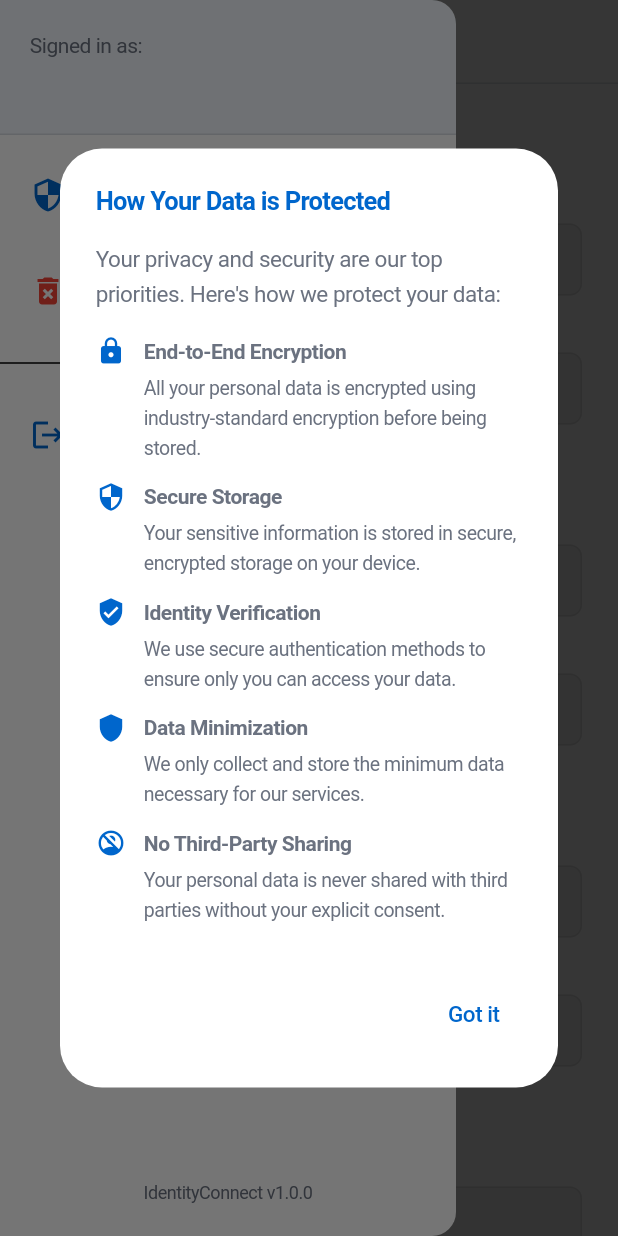
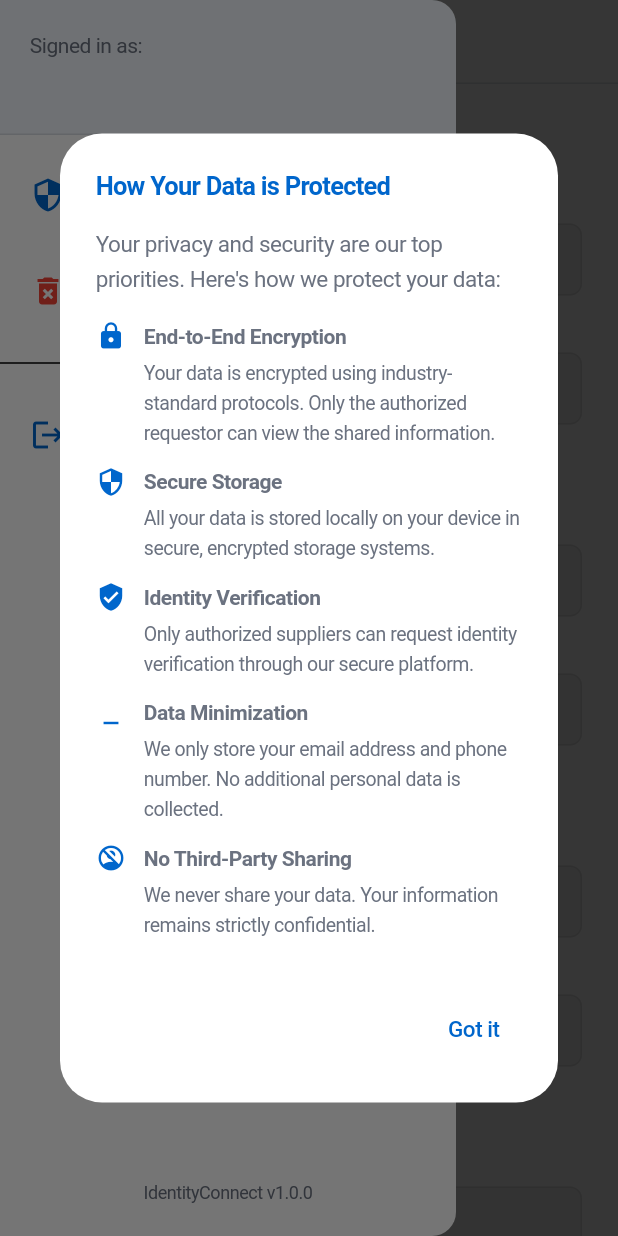
Before and after one commit to sdosecuritynl/IdentityConnectB-Mobile, a Flutter app: the MyInformationScreen screen opened directly, in the side drawer, after a tap on "How Your Data is Protected", on a phone screen of 412 x 824 dp. Run offline on Flutter 3.47's test engine with Material 3 defaults, Android fonts, the phone set to English and light mode, and no system bars; our stand-ins replace basic_utils, device_info_plus, flutter_secure_storage, local_auth, shared_preferences; missing offline and left inert: flutter_jailbreak_detection, flutter_web_auth_2, pointycastle; accounts and stored records are empty.

Commit message:
Update privacy disclaimer

```diff
--- a/lib/widgets/app_header.dart
+++ b/lib/widgets/app_header.dart
@@ -205,27 +205,27 @@ class _AppDrawerState extends State<AppDrawer> {
               _buildProtectionItem(
                 Icons.lock,
                 'End-to-End Encryption',
-                'All your personal data is encrypted using industry-standard encryption before being stored.',
+                'Your data is encrypted using industry-standard protocols. Only the authorized requestor can view the shared information.',
               ),
               _buildProtectionItem(
                 Icons.security,
                 'Secure Storage',
-                'Your sensitive information is stored in secure, encrypted storage on your device.',
+                'All your data is stored locally on your device in secure, encrypted storage systems.',
               ),
               _buildProtectionItem(
                 Icons.verified_user,
                 'Identity Verification',
-                'We use secure authentication methods to ensure only you can access your data.',
+                'Only authorized suppliers can request identity verification through our secure platform.',
               ),
               _buildProtectionItem(
-                Icons.shield,
+                Icons.minimize,
                 'Data Minimization',
-                'We only collect and store the minimum data necessary for our services.',
+                'We only store your email address and phone number. No additional personal data is collected.',
               ),
               _buildProtectionItem(
                 Icons.no_accounts,
                 'No Third-Party Sharing',
-                'Your personal data is never shared with third parties without your explicit consent.',
+                'We never share your data. Your information remains strictly confidential.',
               ),
             ],
           ),
```
